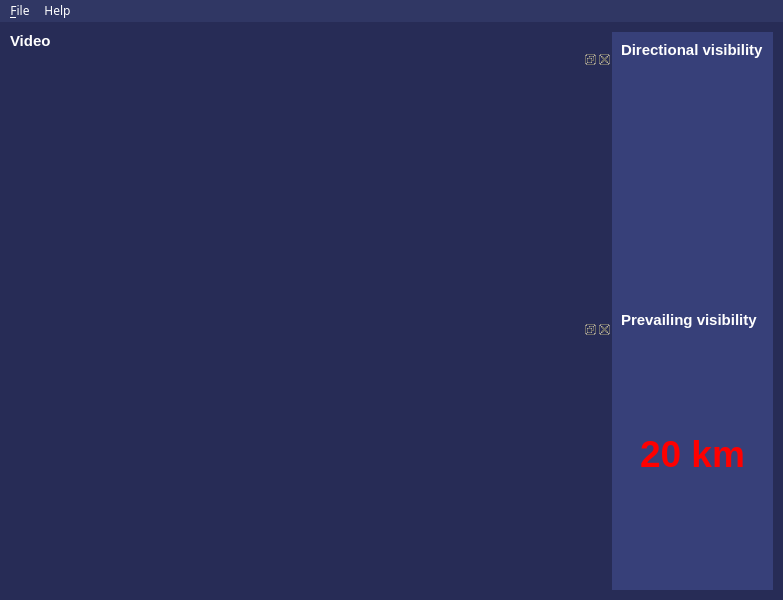
The window that js06/resources/main_view.ui (Oh-JongJin/js08) describes before a commit, drawn with Qt 5.
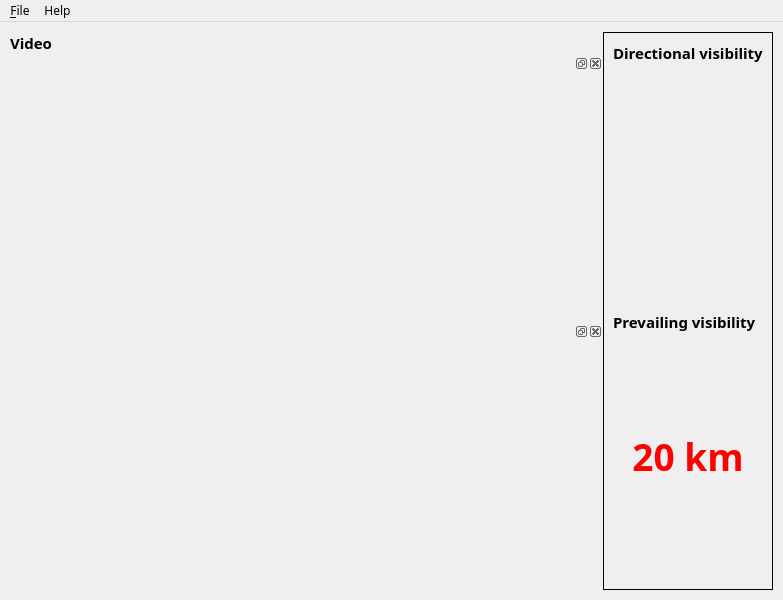
The same window after the commit.

Commit message: Modify background color, font in windows

Patch:
```diff
--- a/js06/resources/main_view.ui
+++ b/js06/resources/main_view.ui
@@ -27,7 +27,11 @@
   </property>
   <property name="font">
    <font>
-    <family>Bahnschrift Light</family>
+    <family>Noto Sans KR</family>
+    <pointsize>9</pointsize>
+    <weight>7</weight>
+    <italic>false</italic>
+    <bold>false</bold>
    </font>
   </property>
   <property name="mouseTracking">
@@ -50,8 +54,7 @@
     <bool>false</bool>
    </property>
    <property name="styleSheet">
-    <string notr="true">background-color: rgb(39, 44, 86);
-color: rgb(255, 255, 255);</string>
+    <string notr="true"/>
    </property>
    <layout class="QGridLayout" name="gridLayout">
     <property name="leftMargin">
@@ -91,9 +94,11 @@
            <widget class="QLabel" name="label_2">
             <property name="font">
              <font>
+              <family>Noto Sans KR</family>
               <pointsize>9</pointsize>
-              <weight>75</weight>
-              <bold>true</bold>
+              <weight>7</weight>
+              <italic>false</italic>
+              <bold>false</bold>
              </font>
             </property>
             <property name="styleSheet">
@@ -121,7 +126,19 @@
       <item>
        <widget class="QFrame" name="vertical_visibility">
         <property name="styleSheet">
-         <string notr="true">background-color: rgb(55, 64, 121);</string>
+         <string notr="true"/>
+        </property>
+        <property name="frameShape">
+         <enum>QFrame::Panel</enum>
+        </property>
+        <property name="frameShadow">
+         <enum>QFrame::Plain</enum>
+        </property>
+        <property name="lineWidth">
+         <number>1</number>
+        </property>
+        <property name="midLineWidth">
+         <number>0</number>
         </property>
         <layout class="QVBoxLayout" name="verticalLayout_2">
          <property name="spacing">
@@ -212,15 +229,14 @@
      <x>0</x>
      <y>0</y>
      <width>783</width>
-     <height>21</height>
+     <height>23</height>
     </rect>
    </property>
    <property name="autoFillBackground">
     <bool>false</bool>
    </property>
    <property name="styleSheet">
-    <string notr="true">background-color: rgb(48, 55, 100);
-color: rgb(255, 255, 255);</string>
+    <string notr="true"/>
    </property>
    <property name="nativeMenuBar">
     <bool>false</bool>
```
Left out of the diff: 2 changed lines with no effect on the pictures. The commit also changes 1 other file.
